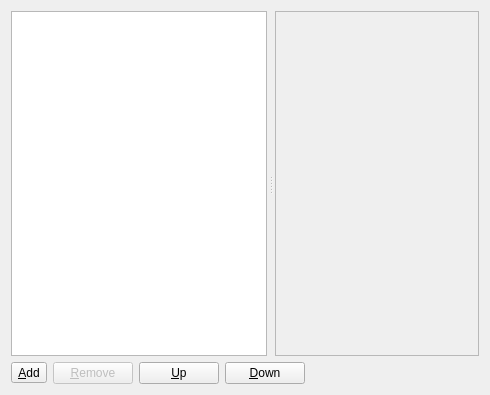
hluk/CopyQ, file src/ui/itemorderlist.ui: the form before one commit.
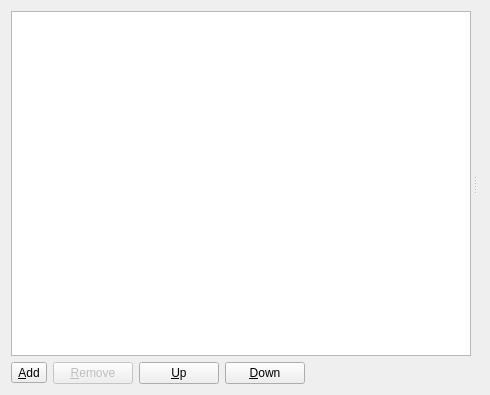
The form after the commit.

Commit message: Better layout sizes in configuration dialog

Diff of the .ui file:
```diff
--- a/src/ui/itemorderlist.ui
+++ b/src/ui/itemorderlist.ui
@@ -33,47 +33,7 @@
        <enum>QAbstractItemView::ExtendedSelection</enum>
       </property>
      </widget>
-     <widget class="QScrollArea" name="scrollAreaItem">
-      <property name="sizePolicy">
-       <sizepolicy hsizetype="Expanding" vsizetype="Expanding">
-        <horstretch>1</horstretch>
-        <verstretch>0</verstretch>
-       </sizepolicy>
-      </property>
-      <property name="widgetResizable">
-       <bool>true</bool>
-      </property>
-      <widget class="QWidget" name="scrollAreaItemContents">
-       <property name="geometry">
-        <rect>
-         <x>0</x>
-         <y>0</y>
-         <width>206</width>
-         <height>340</height>
-        </rect>
-       </property>
-       <layout class="QVBoxLayout" name="verticalLayout">
-        <property name="spacing">
-         <number>0</number>
-        </property>
-        <property name="leftMargin">
-         <number>0</number>
-        </property>
-        <property name="topMargin">
-         <number>0</number>
-        </property>
-        <property name="rightMargin">
-         <number>0</number>
-        </property>
-        <property name="bottomMargin">
-         <number>0</number>
-        </property>
-        <item>
-         <widget class="QStackedWidget" name="stackedWidget"/>
-        </item>
-       </layout>
-      </widget>
-     </widget>
+     <widget class="QStackedWidget" name="stackedWidget"/>
     </widget>
    </item>
    <item>
```
The commit also changes 4 other files.
